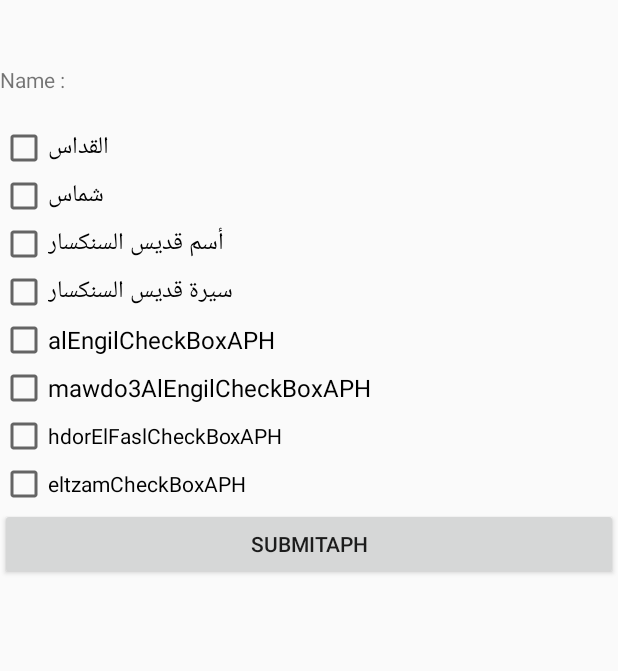
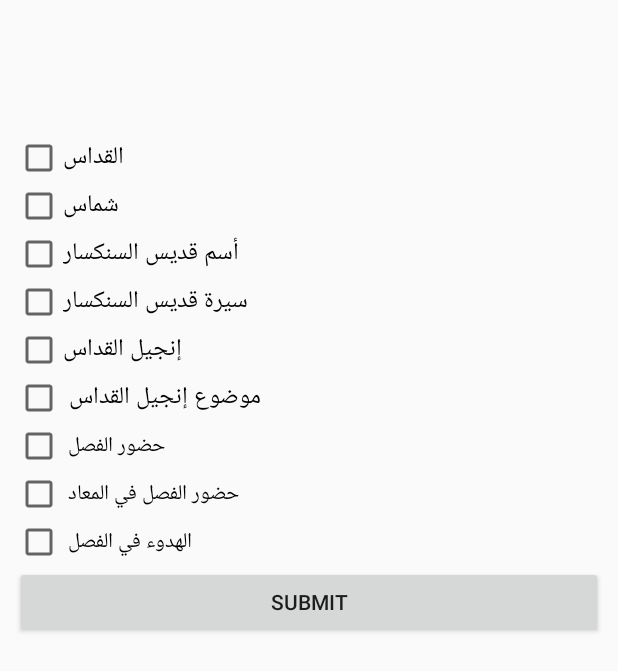
Before and after one commit to Fady-Ben/FaslElisha, an Android app: the layout activity_points_home.xml on its own in the app's theme, with its tools: preview values and no code run, on a phone screen of 412 x 824 dp. Shown: the top 671 px of the screen. Run offline under Robolectric (Android 15) with nearby library versions, the phone set to English and light mode, and no system bars.

Commit message:
New Scenario

```diff
--- a/app/src/main/java/org/elisha/faslelisha/activities/MainActivity.java
+++ b/app/src/main/java/org/elisha/faslelisha/activities/MainActivity.java
@@ -27,7 +27,7 @@ public class MainActivity extends AppCompatActivity {
     public void init() {
         try {
 
-            FirebaseDatabase.getInstance().setPersistenceEnabled(true);
+            /*FirebaseDatabase.getInstance().setPersistenceEnabled(true);
             DatabaseReference database = FirebaseDatabase.getInstance().getReference();
             database.keepSynced(true);
 
@@ -39,6 +39,8 @@ public class MainActivity extends AppCompatActivity {
                         Boy boy = noteDataSnapshot.getValue(Boy.class);
                         boys.add(boy);
                         Log.i(TAG, "Boy Name: " + boy.getName());
+                        Log.i(TAG, "Boy id: " + boy.getId());
+                        Log.i(TAG, "Boy totalPoints: " + boy.getTotalPoints());
                     }
                 }
 
@@ -47,7 +49,7 @@ public class MainActivity extends AppCompatActivity {
                     // Failed to read value
                     Log.w(TAG, "Failed to read value.", error.toException());
                 }
-            });
+            });*/
 
         } catch (Exception e) {
 
--- a/app/src/main/java/org/elisha/faslelisha/models/Boy.java
+++ b/app/src/main/java/org/elisha/faslelisha/models/Boy.java
@@ -5,6 +5,7 @@ import android.graphics.Picture;
 import com.google.firebase.database.Exclude;
 import com.google.firebase.database.IgnoreExtraProperties;
 
+import java.io.Serializable;
 import java.util.HashMap;
 import java.util.Map;
 
@@ -13,7 +14,7 @@ import java.util.Map;
  * Created by Fady on 29-Sep-16.
  */
 @IgnoreExtraProperties
-public class Boy {
+public class Boy implements Serializable {
     private int id;
     private String name;
     private Picture profilePicture;
--- a/app/src/main/res/layout/activity_manual_attendance.xml
+++ b/app/src/main/res/layout/activity_manual_attendance.xml
@@ -33,7 +33,7 @@
         android:layout_width="wrap_content"
         android:layout_height="wrap_content"
         android:inputType="textPersonName"
-        android:text="ID"
+        android:hint="ID"
         android:ems="10"
         android:layout_alignParentTop="true"
         android:layout_centerHorizontal="true"
--- a/app/src/main/res/layout/activity_points_home.xml
+++ b/app/src/main/res/layout/activity_points_home.xml
@@ -3,88 +3,94 @@
     android:id="@+id/activity_points_home"
     android:layout_width="match_parent"
     android:layout_height="match_parent"
-    android:orientation="vertical">
+    android:orientation="vertical"
+    android:padding="10dp">
 
     <TextView
+        android:id="@+id/boyNameTextViewAPH"
         android:layout_width="wrap_content"
         android:layout_height="wrap_content"
-        android:layout_alignParentLeft="true"
-        android:layout_alignParentStart="true"
-        android:layout_alignParentTop="true"
-        android:layout_marginTop="43dp"
-        android:text="Name :"
-        android:id="@+id/textView"
-        android:layout_marginBottom="20dp"/>
+        android:layout_marginBottom="10dp"
+        android:textColor="@color/black"
+        android:textStyle="bold"
+        android:textSize="18sp"/>
 
     <TextView
-        android:id="@+id/nameTextViewAPH"
+        android:id="@+id/totalPointsAPH"
         android:layout_width="wrap_content"
-        android:layout_height="0dp"
-        android:layout_marginLeft="22dp"
-        android:layout_marginStart="22dp"
-        android:text="TextView" />
+        android:layout_height="wrap_content"
+        android:layout_marginBottom="20dp"
+        android:textColor="@color/black"
+        android:textStyle="bold"
+        android:textSize="18sp"/>
 
 
     <CheckBox
-        android:text="القداس"
+        android:id="@+id/alkodasCheckBoxAPH"
         android:layout_width="wrap_content"
         android:layout_height="wrap_content"
-        android:id="@+id/alkodasCheckBoxAPH"
+        android:text="القداس"
         android:textAppearance="@android:style/TextAppearance.Holo.Widget" />
 
     <CheckBox
-        android:text="شماس"
+        android:id="@+id/shamasCheckBoxAPH"
         android:layout_width="wrap_content"
         android:layout_height="wrap_content"
-        android:id="@+id/shamasCheckBoxAPH"
+        android:text="شماس"
         android:textAppearance="@android:style/TextAppearance.Holo.Widget" />
 
     <CheckBox
-        android:text="أسم قديس السنكسار"
+        android:id="@+id/asmElKdisCheckBoxAPH"
         android:layout_width="wrap_content"
         android:layout_height="wrap_content"
-        android:id="@+id/asmElKdisCheckBoxAPH"
+        android:text="أسم قديس السنكسار"
         android:textAppearance="@android:style/TextAppearance.Holo.Widget" />
 
     <CheckBox
-        android:text="سيرة قديس السنكسار"
+        android:id="@+id/sertElKdisCheckBoxAPH"
         android:layout_width="wrap_content"
         android:layout_height="wrap_content"
-        android:id="@+id/sertElKdisCheckBoxAPH"
+        android:text="سيرة قديس السنكسار"
         android:textAppearance="@android:style/TextAppearance.Holo.Widget" />
 
     <CheckBox
-        android:text="alEngilCheckBoxAPH"
+        android:id="@+id/alEngilCheckBoxAPH"
         android:layout_width="wrap_content"
         android:layout_height="wrap_content"
-        android:id="@+id/checkBox6"
+        android:text="إنجيل القداس"
         android:textAppearance="@android:style/TextAppearance.Holo.Widget" />
 
     <CheckBox
-        android:text="mawdo3AlEngilCheckBoxAPH"
+        android:id="@+id/mawdo3AlEngilCheckBoxAPH"
         android:layout_width="wrap_content"
         android:layout_height="wrap_content"
-        android:id="@+id/checkBox7"
+        android:text="موضوع إنجيل القداس "
         android:textAppearance="@android:style/TextAppearance.Holo.Widget" />
 
 
     <CheckBox
-        android:text="hdorElFaslCheckBoxAPH"
+        android:id="@+id/hdorElFaslCheckBoxAPH"
         android:layout_width="wrap_content"
         android:layout_height="wrap_content"
-        android:id="@+id/checkBox8" />
+        android:text="حضور الفصل " />
 
     <CheckBox
-        android:text="eltzamCheckBoxAPH"
+        android:id="@+id/eltzamCheckBoxAPH"
         android:layout_width="wrap_content"
         android:layout_height="wrap_content"
-        android:id="@+id/checkBox9" />
+        android:text="حضور الفصل في المعاد " />
+
+    <CheckBox
+        android:id="@+id/hdo2FelFaslAPH"
+        android:layout_width="wrap_content"
+        android:layout_height="wrap_content"
+        android:text="الهدوء في الفصل " />
 
     <Button
-        android:text="SubmitAPH"
+        android:id="@+id/submitButtonAPH"
         android:layout_width="match_parent"
         android:layout_height="wrap_content"
         android:layout_marginBottom="24dp"
-        android:id="@+id/submitButtonAPH" />
+        android:text="Submit" />
 
 </LinearLayout>
--- a/app/src/main/res/values/colors.xml
+++ b/app/src/main/res/values/colors.xml
@@ -3,4 +3,7 @@
     <color name="colorPrimary">#3F51B5</color>
     <color name="colorPrimaryDark">#303F9F</color>
     <color name="colorAccent">#FF4081</color>
+
+    <color name="black">#000000</color>
+    <color name="white">#ffffff</color>
 </resources>
```
Also changed, not shown: app/src/main/java/org/elisha/faslelisha/activities/ManualAttendance.java (+9 -35 lines), app/src/main/java/org/elisha/faslelisha/activities/PointsHomeActivity.java (+71 -2 lines).
